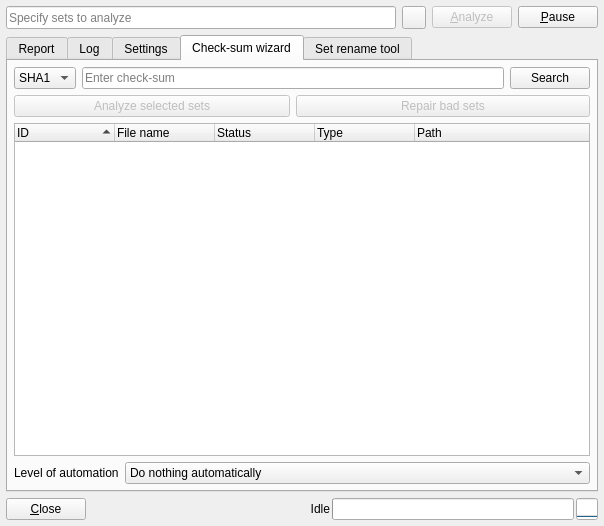
Above: romalyzer.ui from qmc2/qmc2-mame-fe before the change. Below: the same form after it.
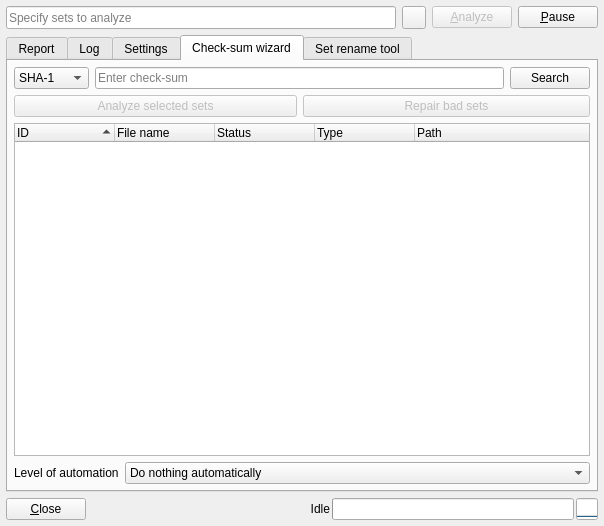
That is the form after the change. The open tabs and pages were chosen to show the change. Icons and pictures are not drawn.

What changed in the file:
```diff
--- a/romalyzer.ui
+++ b/romalyzer.ui
@@ -1209,12 +1209,12 @@
          </property>
          <item>
           <property name="text">
-           <string>SHA1</string>
+           <string>SHA-1</string>
           </property>
          </item>
          <item>
           <property name="text">
-           <string>CRC</string>
+           <string>CRC-32</string>
           </property>
          </item>
         </widget>
```
